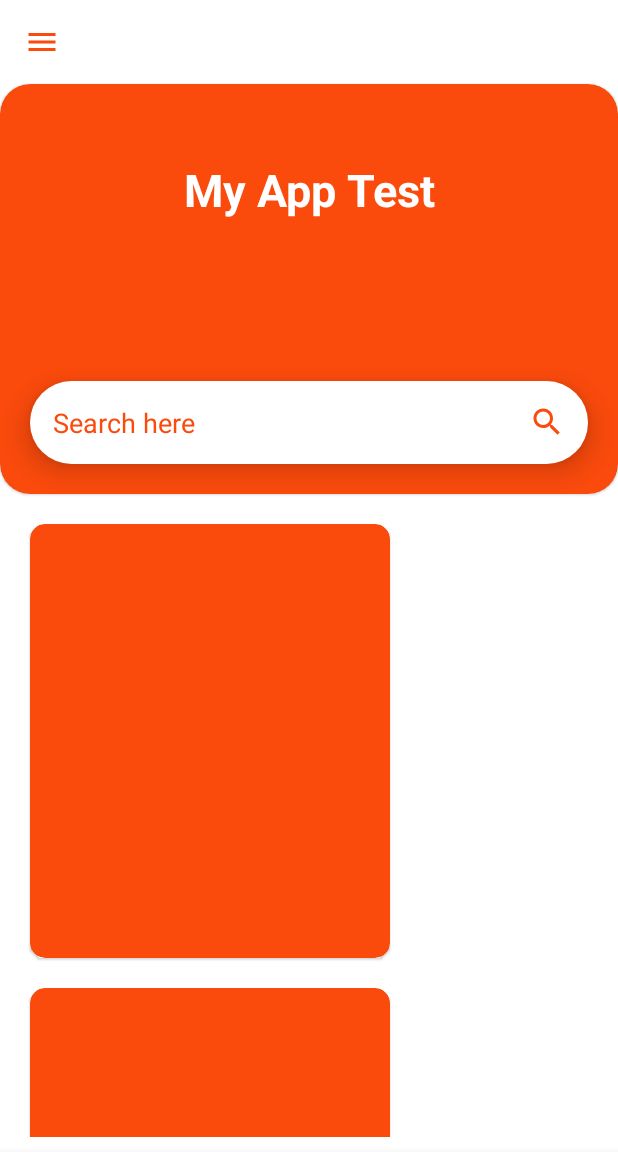
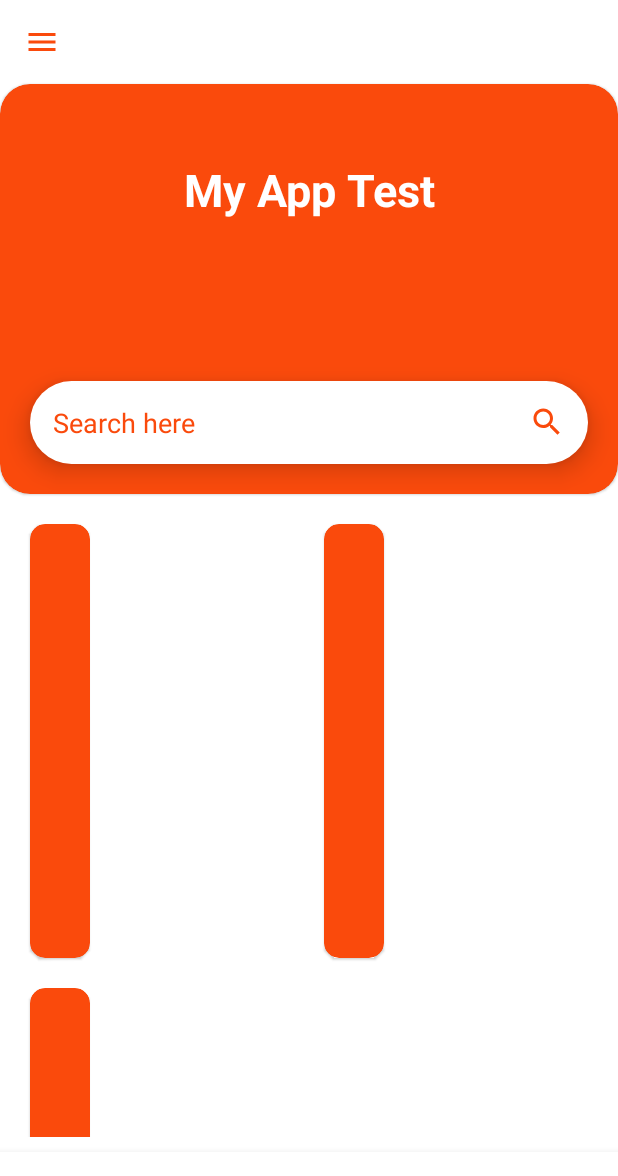
Before and after one commit to buiquangtanhy/AppTest, an Android app: the layout activity_main.xml on its own in the app's theme, with its tools: preview values and no code run, on a phone screen of 412 x 824 dp. Shown: the top 1176 px of the screen. Run offline under Robolectric (Android 15) with nearby library versions, the phone set to English and light mode, and no system bars.

Commit message:
Update load more

```diff
--- a/app/src/main/res/layout/activity_main.xml
+++ b/app/src/main/res/layout/activity_main.xml
@@ -80,6 +80,8 @@
             app:layout_constraintEnd_toEndOf="parent"
             app:layout_constraintStart_toStartOf="parent"
             app:layout_constraintTop_toTopOf="@+id/guideline2"
+            app:spanCount="2"
+            app:layoutManager="androidx.recyclerview.widget.GridLayoutManager"
             tools:listitem="@layout/item_home" />
 
         <com.google.android.material.bottomnavigation.BottomNavigationView
--- a/app/src/main/res/layout/item_home.xml
+++ b/app/src/main/res/layout/item_home.xml
@@ -22,7 +22,7 @@
         <com.google.android.material.card.MaterialCardView
             android:id="@+id/materialCardView2"
             android:layout_width="match_parent"
-            android:layout_height="wrap_content"
+            android:layout_height="match_parent"
             android:layout_margin="10dp"
             android:onClick="@{clickListener}"
             app:cardBackgroundColor="@color/primaryColor"
@@ -34,8 +34,8 @@
 
             <ImageView
                 android:id="@+id/imgItem"
-                android:layout_width="200dp"
-                android:layout_height="200dp"
+                android:layout_width="wrap_content"
+                android:layout_height="wrap_content"
                 android:layout_gravity="center_horizontal"
                 android:layout_margin="20dp"
                 app:imageUrlCoil="@{item.thumbnailUrl}"
```
Also changed, not shown: app/src/main/java/com/example/appTest/ui/MainActivity.kt (+8 -4 lines).
